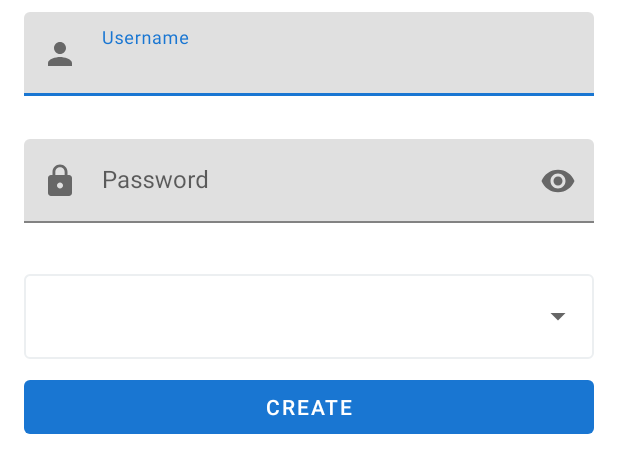
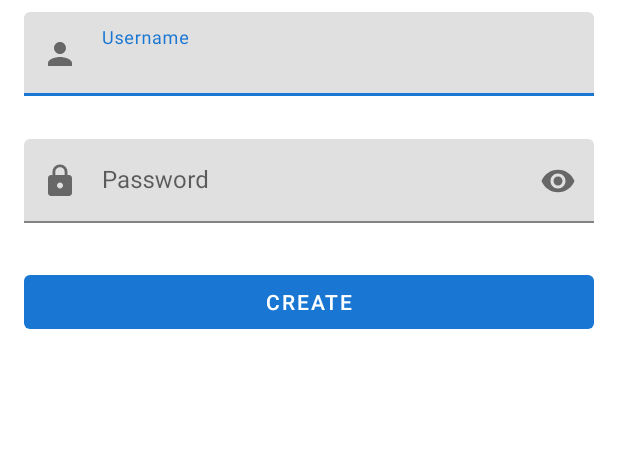
Before and after one commit to SzymonGajdzica/workflow-manager-client, an Android app: the layout fragment_account_coordinator_post.xml on its own in the app's theme, with its tools: preview values and no code run, on a phone screen of 412 x 824 dp. Shown: the top 473 px of the screen. Run offline under Robolectric (Android 15) with nearby library versions, the phone set to English and light mode, and no system bars; network calls fail.

Commit message:
updated creation of user

```diff
--- a/app/src/main/java/pl/polsl/workflow/manager/client/ui/coordinator/account/AccountCoordinatorFragment.kt
+++ b/app/src/main/java/pl/polsl/workflow/manager/client/ui/coordinator/account/AccountCoordinatorFragment.kt
@@ -16,6 +16,7 @@ import pl.polsl.workflow.manager.client.ui.view.mSetOnItemSelectedListener
 import pl.polsl.workflow.manager.client.ui.view.setupAdapter
 import pl.polsl.workflow.manager.client.ui.view.update
 import pl.polsl.workflow.manager.client.util.extension.safeValue
+import pl.polsl.workflow.manager.client.util.extension.toBundle
 import pl.polsl.workflow.manager.client.util.extension.toHoursMinutesSeconds
 
 class AccountCoordinatorFragment: BaseFragmentViewModel<AccountCoordinatorViewModel>() {
@@ -77,7 +78,8 @@ class AccountCoordinatorFragment: BaseFragmentViewModel<AccountCoordinatorViewMo
         }
         view.coordinatorAccountAddUser.setOnClickListener {
             findNavController().navigate(
-                    R.id.action_navigation_account_coordinator_to_accountCoordinatorPostFragment
+                    R.id.action_navigation_account_coordinator_to_accountCoordinatorPostFragment,
+                    viewModel.selectedRole.safeValue.toBundle()
             )
         }
     }
--- a/app/src/main/java/pl/polsl/workflow/manager/client/ui/coordinator/account/post/AccountCoordinatorPostViewModel.kt
+++ b/app/src/main/java/pl/polsl/workflow/manager/client/ui/coordinator/account/post/AccountCoordinatorPostViewModel.kt
@@ -11,7 +11,6 @@ abstract class AccountCoordinatorPostViewModel(application: Application): BaseVi
     abstract val usernameInputError: LiveData<String>
     abstract val passwordInputError: LiveData<String>
 
-    abstract fun onRoleSelected(role: Int)
     abstract fun createUser(userPost: UserPost)
 
 }
--- a/app/src/main/java/pl/polsl/workflow/manager/client/ui/coordinator/group/patch/GroupCoordinatorPatchViewModelImpl.kt
+++ b/app/src/main/java/pl/polsl/workflow/manager/client/ui/coordinator/group/patch/GroupCoordinatorPatchViewModelImpl.kt
@@ -11,7 +11,7 @@ import pl.polsl.workflow.manager.client.model.data.Role
 import pl.polsl.workflow.manager.client.model.data.User
 import pl.polsl.workflow.manager.client.model.repository.GroupRepository
 import pl.polsl.workflow.manager.client.model.repository.UserRepository
-import pl.polsl.workflow.manager.client.util.extension.getParcelable
+import pl.polsl.workflow.manager.client.util.extension.get
 import pl.polsl.workflow.manager.client.util.extension.safeValue
 import pl.polsl.workflow.manager.client.util.validator.InputValidator
 import javax.inject.Inject
@@ -87,7 +87,7 @@ class GroupCoordinatorPatchViewModelImpl @Inject constructor(
 
     override fun updateArguments(bundle: Bundle) {
         super.updateArguments(bundle)
-        val group: Group? = bundle.getParcelable()
+        val group: Group? = bundle.get()
         if(initialGroup.value == null && group != null) {
             initialGroup.value = group
             selectedManager.value = group.manager
--- a/app/src/main/java/pl/polsl/workflow/manager/client/ui/manager/task/post/TaskManagerPostViewModelImpl.kt
+++ b/app/src/main/java/pl/polsl/workflow/manager/client/ui/manager/task/post/TaskManagerPostViewModelImpl.kt
@@ -10,7 +10,7 @@ import pl.polsl.workflow.manager.client.model.data.Task
 import pl.polsl.workflow.manager.client.model.data.TaskPost
 import pl.polsl.workflow.manager.client.model.data.User
 import pl.polsl.workflow.manager.client.model.repository.TaskRepository
-import pl.polsl.workflow.manager.client.util.extension.getParcelable
+import pl.polsl.workflow.manager.client.util.extension.get
 import pl.polsl.workflow.manager.client.util.validator.InputValidator
 import java.time.Instant
 import javax.inject.Inject
@@ -61,8 +61,8 @@ class TaskManagerPostViewModelImpl @Inject constructor(
 
     override fun updateArguments(bundle: Bundle) {
         super.updateArguments(bundle)
-        group.value = bundle.getParcelable()
-        subTask.value = bundle.getParcelable()
+        group.value = bundle.get()
+        subTask.value = bundle.get()
     }
 
 }
--- a/app/src/main/java/pl/polsl/workflow/manager/client/ui/manager/task/report/post/TaskManagerReportPostViewModelImpl.kt
+++ b/app/src/main/java/pl/polsl/workflow/manager/client/ui/manager/task/report/post/TaskManagerReportPostViewModelImpl.kt
@@ -8,7 +8,7 @@ import pl.polsl.workflow.manager.client.model.RepositoryResult
 import pl.polsl.workflow.manager.client.model.data.Task
 import pl.polsl.workflow.manager.client.model.data.TaskManagerReportPost
 import pl.polsl.workflow.manager.client.model.repository.TaskRepository
-import pl.polsl.workflow.manager.client.util.extension.getParcelable
+import pl.polsl.workflow.manager.client.util.extension.get
 import pl.polsl.workflow.manager.client.util.validator.InputValidator
 import javax.inject.Inject
 
@@ -45,7 +45,7 @@ class TaskManagerReportPostViewModelImpl @Inject constructor(
 
     override fun updateArguments(bundle: Bundle) {
         super.updateArguments(bundle)
-        task.value = bundle.getParcelable()
+        task.value = bundle.get()
     }
 
     override fun reloadData() {
--- a/app/src/main/java/pl/polsl/workflow/manager/client/ui/map/DestinationMapFragment.kt
+++ b/app/src/main/java/pl/polsl/workflow/manager/client/ui/map/DestinationMapFragment.kt
@@ -10,7 +10,7 @@ import com.google.android.gms.maps.SupportMapFragment
 import pl.polsl.workflow.manager.client.R
 import pl.polsl.workflow.manager.client.model.data.Localization
 import pl.polsl.workflow.manager.client.ui.base.BaseFragment
-import pl.polsl.workflow.manager.client.util.extension.getParcelable
+import pl.polsl.workflow.manager.client.util.extension.get
 
 class DestinationMapFragment : BaseFragment(), OnMapReadyCallback {
 
@@ -29,7 +29,7 @@ class DestinationMapFragment : BaseFragment(), OnMapReadyCallback {
     }
 
     override fun onMapReady(googleMap: GoogleMap) {
-        val destinationLocalization: Localization = arguments?.getParcelable() ?: return
+        val destinationLocalization: Localization = arguments?.get() ?: return
         val context = context ?: return
         googleMap.baseSetup(context)
         googleMap.addLocalization(context, destinationLocalization).first.showInfoWindow()
--- a/app/src/main/java/pl/polsl/workflow/manager/client/ui/task/details/TaskDetailsFragment.kt
+++ b/app/src/main/java/pl/polsl/workflow/manager/client/ui/task/details/TaskDetailsFragment.kt
@@ -30,7 +30,7 @@ class TaskDetailsFragment: BaseFragment() {
 
     override fun onCreate(savedInstanceState: Bundle?) {
         super.onCreate(savedInstanceState)
-        task = arguments?.getParcelable<Task>()?.also {
+        task = arguments?.get<Task>()?.also {
             if(it.startDate != null && it.taskWorkerReport == null)
                 TimerHelper.register(lifecycleScope, ::updateRemainingTime)
         }
@@ -44,7 +44,7 @@ class TaskDetailsFragment: BaseFragment() {
 
     private fun initView(view: View) {
         val task = task ?: return
-        val sharedTasks: List<Task>? = arguments?.getParcelableList()
+        val sharedTasks: List<Task>? = arguments?.getList()
         view.apply {
             val managerReport = task.taskManagerReport
             val workerReport = task.taskWorkerReport
--- a/app/src/main/java/pl/polsl/workflow/manager/client/ui/task/details/TaskDetailsWorkerReport.kt
+++ b/app/src/main/java/pl/polsl/workflow/manager/client/ui/task/details/TaskDetailsWorkerReport.kt
@@ -10,7 +10,7 @@ import pl.polsl.workflow.manager.client.R
 import pl.polsl.workflow.manager.client.model.data.TaskWorkerReport
 import pl.polsl.workflow.manager.client.ui.base.BaseFragment
 import pl.polsl.workflow.manager.client.util.extension.formatDate
-import pl.polsl.workflow.manager.client.util.extension.getParcelable
+import pl.polsl.workflow.manager.client.util.extension.get
 
 class TaskDetailsWorkerReport: BaseFragment() {
 
@@ -28,7 +28,7 @@ class TaskDetailsWorkerReport: BaseFragment() {
     }
 
     private fun initView(view: View) {
-        val taskWorkerReport: TaskWorkerReport = arguments?.getParcelable() ?: return
+        val taskWorkerReport: TaskWorkerReport = arguments?.get() ?: return
         view.apply {
             taskDetailsWorkerReportDate.text = taskWorkerReport.date.formatDate()
             taskDetailsWorkerReportDescription.text = taskWorkerReport.description
--- a/app/src/main/java/pl/polsl/workflow/manager/client/ui/worker/task/report/post/TaskWorkerReportPostViewModelImpl.kt
+++ b/app/src/main/java/pl/polsl/workflow/manager/client/ui/worker/task/report/post/TaskWorkerReportPostViewModelImpl.kt
@@ -10,7 +10,7 @@ import pl.polsl.workflow.manager.client.model.data.Task
 import pl.polsl.workflow.manager.client.model.data.TaskWorkerReportPost
 import pl.polsl.workflow.manager.client.model.data.checkDistance
 import pl.polsl.workflow.manager.client.model.repository.TaskRepository
-import pl.polsl.workflow.manager.client.util.extension.getParcelable
+import pl.polsl.workflow.manager.client.util.extension.get
 import pl.polsl.workflow.manager.client.util.extension.hasLocationPermission
 import pl.polsl.workflow.manager.client.util.location.LocationReader
 import pl.polsl.workflow.manager.client.util.validator.InputValidator
@@ -51,7 +51,7 @@ class TaskWorkerReportPostViewModelImpl @Inject constructor(
 
     override fun updateArguments(bundle: Bundle) {
         super.updateArguments(bundle)
-        task.value = bundle.getParcelable()
+        task.value = bundle.get()
     }
 
 }
--- a/app/src/main/res/layout/fragment_account_coordinator_post.xml
+++ b/app/src/main/res/layout/fragment_account_coordinator_post.xml
@@ -61,31 +61,12 @@
 
         </com.google.android.material.textfield.TextInputLayout>
 
-        <com.google.android.material.textfield.TextInputLayout
-            android:id="@+id/coordinatorAccountPostRoleDropdownContainer"
-            style="@style/Widget.MaterialComponents.TextInputLayout.OutlinedBox.ExposedDropdownMenu"
-            app:boxStrokeColor="@color/text_input_box_stroke"
-            android:layout_marginTop="8dp"
-            app:layout_constraintTop_toBottomOf="@id/coordinatorAccountPostPasswordContainer"
-            app:layout_constraintStart_toStartOf="@id/coordinatorAccountPostUsernameContainer"
-            app:layout_constraintEnd_toEndOf="@id/coordinatorAccountPostUsernameContainer"
-            android:layout_width="0dp"
-            android:layout_height="wrap_content">
-
-            <com.google.android.material.textfield.MaterialAutoCompleteTextView
-                android:id="@+id/coordinatorAccountPostRoleDropdown"
-                android:inputType="none"
-                android:layout_width="match_parent"
-                android:layout_height="wrap_content"/>
-
-        </com.google.android.material.textfield.TextInputLayout>
-
         <com.google.android.material.button.MaterialButton
             android:id="@+id/coordinatorAccountPostRegisterButton"
             android:stateListAnimator="@null"
             app:layout_constraintStart_toStartOf="@id/coordinatorAccountPostUsernameContainer"
             app:layout_constraintEnd_toEndOf="@id/coordinatorAccountPostUsernameContainer"
-            app:layout_constraintTop_toBottomOf="@id/coordinatorAccountPostRoleDropdownContainer"
+            app:layout_constraintTop_toBottomOf="@id/coordinatorAccountPostPasswordContainer"
             android:layout_marginTop="8dp"
             android:text="@string/create"
             android:layout_width="0dp"
```
Also changed, not shown: app/src/main/java/pl/polsl/workflow/manager/client/ui/coordinator/account/post/AccountCoordinatorPostFragment.kt (+0 -29 lines), app/src/main/java/pl/polsl/workflow/manager/client/ui/coordinator/account/post/AccountCoordinatorPostViewModelImpl.kt (+6 -4 lines), app/src/main/java/pl/polsl/workflow/manager/client/ui/task/details/TaskDetailsManagerReport.kt (+4 -4 lines), app/src/main/java/pl/polsl/workflow/manager/client/util/extension/ParcelableExtensions.kt (+6 -6 lines).
